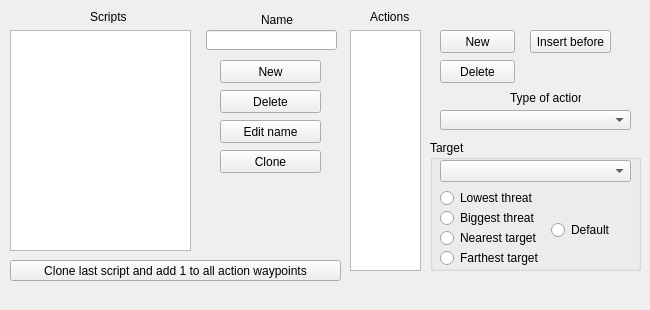
First picture: the form in src/scriptsection.ui, repository PTapioK/TSWaveMaker, before the edit.
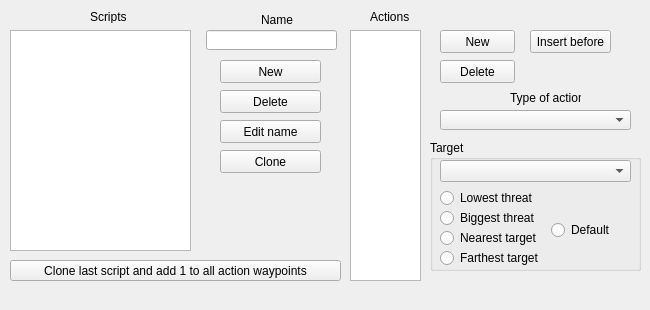
Second picture: the form after the edit.

The edit to the form file:
```diff
--- a/src/scriptsection.ui
+++ b/src/scriptsection.ui
@@ -148,7 +148,7 @@
       <x>350</x>
       <y>30</y>
       <width>71</width>
-      <height>241</height>
+      <height>251</height>
      </rect>
     </property>
    </widget>
```
